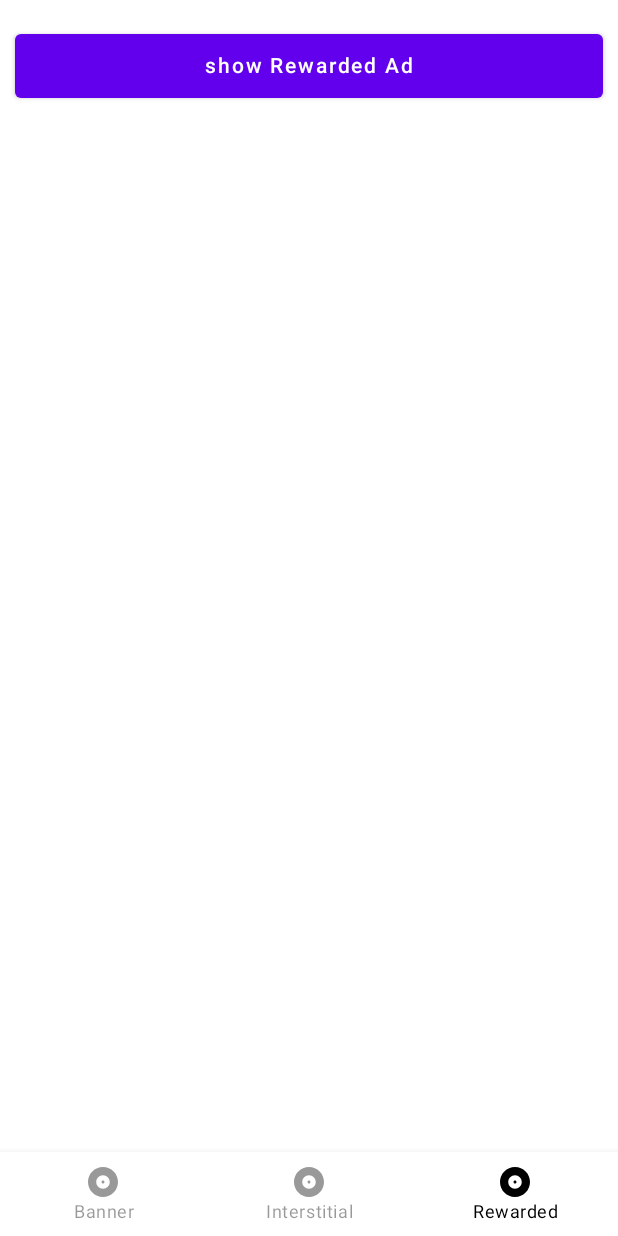
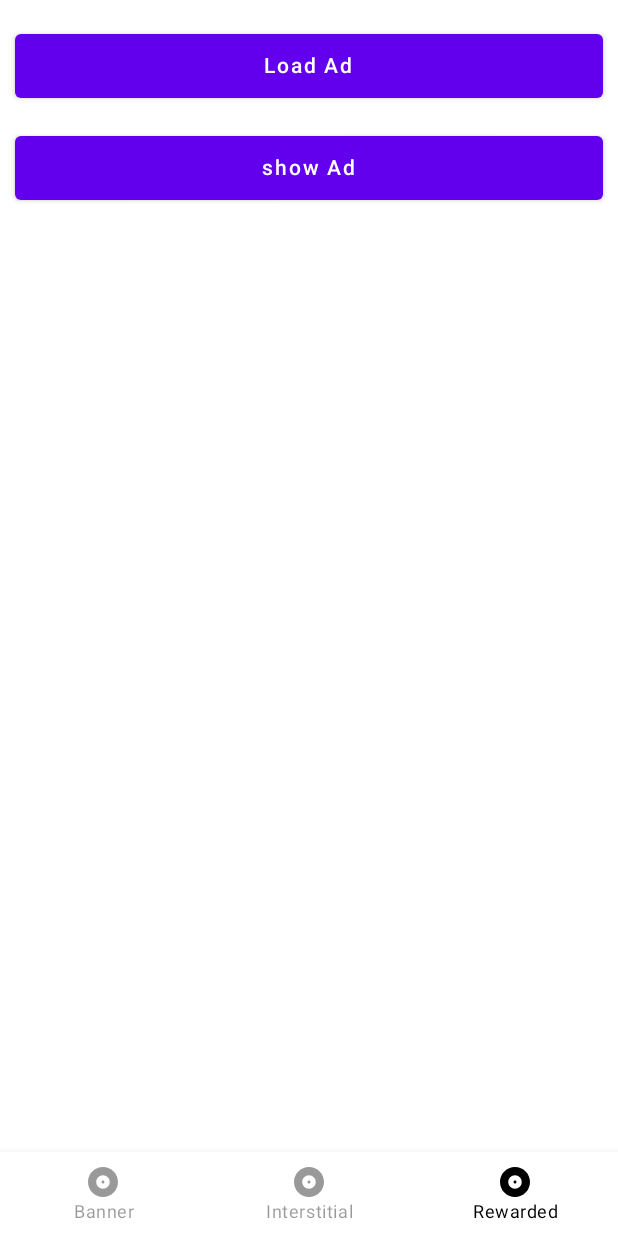
Before and after one commit to pubnative/Max-Ads-Tester, an Android app built with Jetpack Compose: the screen it shows after launch (MainActivity), item 3 of the bottom bar chosen, on a phone screen of 412 x 824 dp. Run offline under Robolectric (Android 15) with nearby library versions, the phone set to English and light mode, and no system bars; our stand-ins replace Dagger/Hilt's generated code; libraries missing offline, so code that uses them is left out: com.applovin.sdk; 2 statements that could not run were skipped.

Commit message:
remove MainActivity interactor no use for t

```diff
--- a/app/src/main/java/net/pubnative/lite/MyApp.kt
+++ b/app/src/main/java/net/pubnative/lite/MyApp.kt
@@ -10,7 +10,6 @@ import dagger.hilt.android.HiltAndroidApp
 class MyApp : Application() {
     override fun onCreate() {
         super.onCreate()
-        // Initialize the AppLovin SDK
         AppLovinSdk.getInstance(this).mediationProvider = AppLovinMediationProvider.MAX
         AppLovinSdk.getInstance(this).initializeSdk {
             it?.let {
--- a/app/src/main/java/net/pubnative/lite/domain/Repository.kt
+++ b/app/src/main/java/net/pubnative/lite/domain/Repository.kt
@@ -1,7 +1,4 @@
 package net.pubnative.lite.domain
 
 interface Repository {
-    fun fetchBannerAd()
-    fun fetchInterstitialAd()
-    fun fetchRewardedAd()
 }
--- a/app/src/main/java/net/pubnative/lite/presentation/MainActivity.kt
+++ b/app/src/main/java/net/pubnative/lite/presentation/MainActivity.kt
@@ -13,7 +13,7 @@ import net.pubnative.lite.presentation.composables.MainScreenView
 import net.pubnative.lite.ui.theme.MaxAdsMainTheme
 
 @AndroidEntryPoint
-class MainActivity : ComponentActivity(), MainScreenInteractor {
+class MainActivity : ComponentActivity() {
 
     private val viewModel: MainViewModel by viewModels()
 
@@ -26,21 +26,9 @@ class MainActivity : ComponentActivity(), MainScreenInteractor {
                     modifier = Modifier.fillMaxSize(),
                     color = MaterialTheme.colors.background
                 ) {
-                    MainScreenView(this@MainActivity)
+                    MainScreenView()
                 }
             }
         }
     }
-
-    override fun onShowBannerClicked() {
-        viewModel.fetchBannerAd()
-    }
-
-    override fun onShowInterstitialClicked() {
-        viewModel.fetchInterstitialAd()
-    }
-
-    override fun onShowRewardedClicked() {
-        viewModel.fetchRewardedAd()
-    }
 }
--- a/app/src/main/java/net/pubnative/lite/presentation/MainScreenInteractor.kt
+++ /dev/null
@@ -1,7 +0,0 @@
-package net.pubnative.lite.presentation
-
-interface MainScreenInteractor {
-    fun onShowBannerClicked()
-    fun onShowInterstitialClicked()
-    fun onShowRewardedClicked()
-}
--- a/app/src/main/java/net/pubnative/lite/presentation/composables/BannerScreen.kt
+++ b/app/src/main/java/net/pubnative/lite/presentation/composables/BannerScreen.kt
@@ -5,16 +5,13 @@ import androidx.compose.foundation.layout.*
 import androidx.compose.material.*
 import androidx.compose.runtime.Composable
 import androidx.compose.ui.Modifier
-import androidx.compose.ui.platform.LocalContext
 import androidx.compose.ui.res.colorResource
 import androidx.compose.ui.tooling.preview.Preview
 import androidx.compose.ui.unit.dp
 import net.pubnative.lite.R
-import net.pubnative.lite.presentation.MainScreenInteractor
-import net.pubnative.lite.ui.theme.MaxAdsMainTheme
 
 @Composable
-fun BannerScreen(listener: MainScreenInteractor?) {
+fun BannerScreen() {
     Column(
         modifier = Modifier
             .fillMaxWidth()
@@ -26,14 +23,29 @@ fun BannerScreen(listener: MainScreenInteractor?) {
             .padding(
                 start = 10.dp, top = 20.dp, end = 10.dp, bottom = 0.dp
             ), onClick = {
-            onBannerAdClicked(listener)
+            onLoadBannerAdClicked()
         }) {
             Text(
-                "show Banner Ad",
+                "Load Ad",
                 maxLines = 1,
                 modifier = Modifier.padding(5.dp, 5.dp, 5.dp, 5.dp)
             )
         }
+
+        Button(modifier = Modifier
+            .fillMaxWidth()
+            .padding(
+                start = 10.dp, top = 20.dp, end = 10.dp, bottom = 0.dp
+            ), onClick = {
+            onShowBannerAdClicked()
+        }) {
+            Text(
+                "show Ad",
+                maxLines = 1,
+                modifier = Modifier.padding(5.dp, 5.dp, 5.dp, 5.dp)
+            )
+        }
+
         Box(
             modifier = Modifier
                 .fillMaxWidth()
@@ -49,22 +61,13 @@ fun BannerScreen(listener: MainScreenInteractor?) {
 
 @Preview(showBackground = true, showSystemUi = true)
 @Composable
-fun BannerScreen() {
-    BannerScreen(object : MainScreenInteractor {
-        override fun onShowBannerClicked() {
-            TODO("Not yet implemented")
-        }
-
-        override fun onShowInterstitialClicked() {
-            TODO("Not yet implemented")
-        }
-
-        override fun onShowRewardedClicked() {
-            TODO("Not yet implemented")
-        }
-    })
+fun BannerScreenPreview() {
+    BannerScreen()
 }
 
-fun onBannerAdClicked(listener: MainScreenInteractor?) {
-    listener?.onShowBannerClicked()
+fun onLoadBannerAdClicked() {
 }
+
+fun onShowBannerAdClicked() {
+
+}
--- a/app/src/main/java/net/pubnative/lite/presentation/composables/MainBottomNavigation.kt
+++ b/app/src/main/java/net/pubnative/lite/presentation/composables/MainBottomNavigation.kt
@@ -6,13 +6,11 @@ import androidx.compose.runtime.getValue
 import androidx.compose.ui.graphics.Color
 import androidx.compose.ui.res.colorResource
 import androidx.compose.ui.res.painterResource
-import androidx.compose.ui.tooling.preview.Preview
 import androidx.compose.ui.unit.sp
 import androidx.navigation.NavController
 import androidx.navigation.compose.currentBackStackEntryAsState
 import androidx.navigation.compose.rememberNavController
 import net.pubnative.lite.R
-import net.pubnative.lite.presentation.MainScreenInteractor
 import net.pubnative.lite.utils.BottomNavItem
 
 @Composable
@@ -64,14 +62,13 @@ fun MainBottomNavigation(navController: NavController) {
 
 
 @Composable
-fun MainScreenView(mainScreenInteractor: MainScreenInteractor) {
+fun MainScreenView() {
     val navController = rememberNavController()
     Scaffold(
         bottomBar = { MainBottomNavigation(navController = navController) }
     ) {
         NavigationGraph(
-            navController = navController,
-            mainScreenInteractor = mainScreenInteractor
+            navController = navController
         )
     }
 }
--- a/app/src/main/java/net/pubnative/lite/presentation/composables/NavigationGraph.kt
+++ b/app/src/main/java/net/pubnative/lite/presentation/composables/NavigationGraph.kt
@@ -4,20 +4,19 @@ import androidx.compose.runtime.Composable
 import androidx.navigation.NavHostController
 import androidx.navigation.compose.NavHost
 import androidx.navigation.compose.composable
-import net.pubnative.lite.presentation.MainScreenInteractor
 import net.pubnative.lite.utils.BottomNavItem
 
 @Composable
-fun NavigationGraph(navController: NavHostController, mainScreenInteractor: MainScreenInteractor) {
+fun NavigationGraph(navController: NavHostController) {
     NavHost(navController, startDestination = BottomNavItem.Banner.screenRoute) {
         composable(BottomNavItem.Banner.screenRoute) {
-            BannerScreen(mainScreenInteractor)
+            BannerScreen()
         }
         composable(BottomNavItem.Interstitial.screenRoute) {
-            InterstitialScreen(mainScreenInteractor)
+            InterstitialScreen()
         }
         composable(BottomNavItem.Rewarded.screenRoute) {
-            RewardedScreen(mainScreenInteractor)
+            RewardedScreen()
         }
     }
 }
--- a/app/src/main/java/net/pubnative/lite/presentation/composables/RewardedScreen.kt
+++ b/app/src/main/java/net/pubnative/lite/presentation/composables/RewardedScreen.kt
@@ -10,10 +10,9 @@ import androidx.compose.ui.res.colorResource
 import androidx.compose.ui.tooling.preview.Preview
 import androidx.compose.ui.unit.dp
 import net.pubnative.lite.R
-import net.pubnative.lite.presentation.MainScreenInteractor
 
 @Composable
-fun RewardedScreen(listener: MainScreenInteractor?) {
+fun RewardedScreen() {
     Column(
         modifier = Modifier
             .fillMaxWidth()
@@ -25,14 +24,29 @@ fun RewardedScreen(listener: MainScreenInteractor?) {
             .padding(
                 start = 10.dp, top = 20.dp, end = 10.dp, bottom = 0.dp
             ), onClick = {
-            onRewardedAdClicked(listener)
+            onLoadRewardedAdClicked()
         }) {
             Text(
-                "show Rewarded Ad",
+                "Load Ad",
                 maxLines = 1,
                 modifier = Modifier.padding(5.dp, 5.dp, 5.dp, 5.dp)
             )
         }
+
+        Button(modifier = Modifier
+            .fillMaxWidth()
+            .padding(
+                start = 10.dp, top = 20.dp, end = 10.dp, bottom = 0.dp
+            ), onClick = {
+            onShowRewardedAdClicked()
+        }) {
+            Text(
+                "show Ad",
+                maxLines = 1,
+                modifier = Modifier.padding(5.dp, 5.dp, 5.dp, 5.dp)
+            )
+        }
+
         Box(
             modifier = Modifier
                 .fillMaxWidth()
@@ -46,24 +60,14 @@ fun RewardedScreen(listener: MainScreenInteractor?) {
     }
 }
 
-//@Preview(showBackground = true, showSystemUi = true)
-//@Composable
-//fun RewardedScreen() {
-//    RewardedScreen(object : MainScreenInteractor {
-//        override fun onShowBannerClicked() {
-//            TODO("Not yet implemented")
-//        }
-//
-//        override fun onShowInterstitialClicked() {
-//            TODO("Not yet implemented")
-//        }
-//
-//        override fun onShowRewardedClicked() {
-//            TODO("Not yet implemented")
-//        }
-//    })
-//}
+@Preview(showBackground = true, showSystemUi = true)
+@Composable
+fun RewardedScreenPreview() {
+    RewardedScreen()
+}
 
-fun onRewardedAdClicked(listener: MainScreenInteractor?) {
-    listener?.onShowRewardedClicked()
+fun onLoadRewardedAdClicked() {
 }
+
+fun onShowRewardedAdClicked() {
+}
--- a/app/src/main/java/net/pubnative/lite/presentation/theme/Color.kt
+++ b/app/src/main/java/net/pubnative/lite/utils/theme/Color.kt
@@ -1,4 +1,4 @@
-package net.pubnative.lite.presentation.theme
+package net.pubnative.lite.utils.theme
 
 import androidx.compose.ui.graphics.Color
 
--- a/app/src/main/java/net/pubnative/lite/presentation/theme/Shape.kt
+++ b/app/src/main/java/net/pubnative/lite/utils/theme/Shape.kt
@@ -1,4 +1,4 @@
-package net.pubnative.lite.presentation.theme
+package net.pubnative.lite.utils.theme
 
 import androidx.compose.foundation.shape.RoundedCornerShape
 import androidx.compose.material.Shapes
--- a/app/src/main/java/net/pubnative/lite/presentation/theme/Theme.kt
+++ b/app/src/main/java/net/pubnative/lite/utils/theme/Theme.kt
@@ -5,7 +5,7 @@ import androidx.compose.material.MaterialTheme
 import androidx.compose.material.darkColors
 import androidx.compose.material.lightColors
 import androidx.compose.runtime.Composable
-import net.pubnative.lite.presentation.theme.*
+import net.pubnative.lite.utils.theme.*
 
 private val DarkColorPalette = darkColors(
     primary = Purple200,
--- a/app/src/main/java/net/pubnative/lite/presentation/theme/Type.kt
+++ b/app/src/main/java/net/pubnative/lite/utils/theme/Type.kt
@@ -1,4 +1,4 @@
-package net.pubnative.lite.presentation.theme
+package net.pubnative.lite.utils.theme
 
 import androidx.compose.material.Typography
 import androidx.compose.ui.text.TextStyle
```
Also changed, not shown: app/src/main/java/net/pubnative/lite/presentation/MainViewModel.kt (+0 -12 lines), app/src/main/java/net/pubnative/lite/presentation/composables/InterstitialScreen.kt (+26 -23 lines), app/src/main/java/net/pubnative/lite/repository/RepositoryImp.kt (+0 -12 lines).
